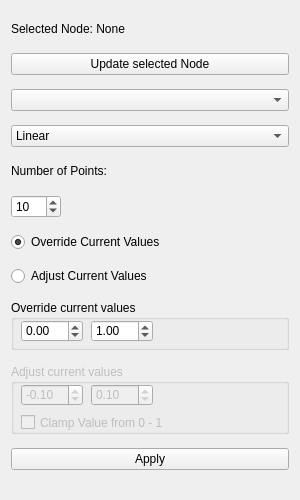
First picture: the form in scripts/python/leo_random_ramp.ui, repository Kilbau/LEO_Tools, before the edit.
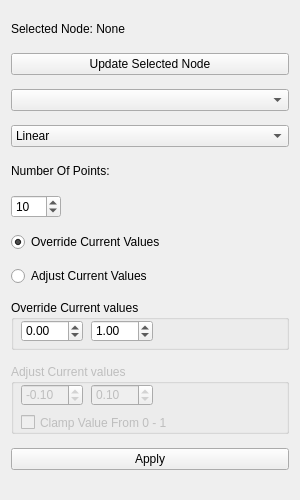
Second picture: the form after the edit.

Commit message: update text to be uniform title case

The edit to the form file:
```diff
--- a/scripts/python/leo_random_ramp.ui
+++ b/scripts/python/leo_random_ramp.ui
@@ -57,7 +57,7 @@
    <item>
     <widget class="QPushButton" name="button_update_node">
      <property name="text">
-      <string>Update selected Node</string>
+      <string>Update Selected Node</string>
      </property>
     </widget>
    </item>
@@ -112,7 +112,7 @@
       </size>
      </property>
      <property name="text">
-      <string>Number of Points:</string>
+      <string>Number Of Points:</string>
      </property>
     </widget>
    </item>
@@ -167,7 +167,7 @@
       </size>
      </property>
      <property name="title">
-      <string>Override current values</string>
+      <string>Override Current values</string>
      </property>
      <property name="checkable">
       <bool>false</bool>
@@ -236,7 +236,7 @@
       </size>
      </property>
      <property name="title">
-      <string>Adjust current values</string>
+      <string>Adjust Current values</string>
      </property>
      <widget class="QCheckBox" name="checkbox_adjust_clamp">
       <property name="geometry">
@@ -248,7 +248,7 @@
        </rect>
       </property>
       <property name="text">
-       <string>Clamp Value from 0 - 1</string>
+       <string>Clamp Value From 0 - 1</string>
       </property>
      </widget>
      <widget class="QDoubleSpinBox" name="value_adjust_min">
```
